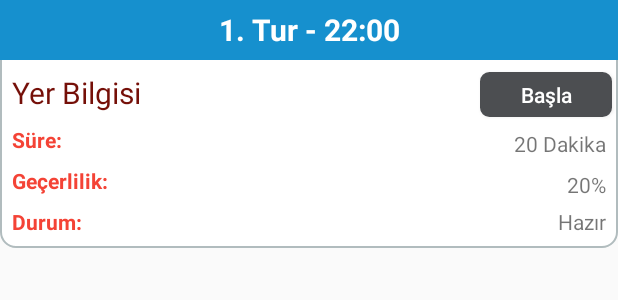
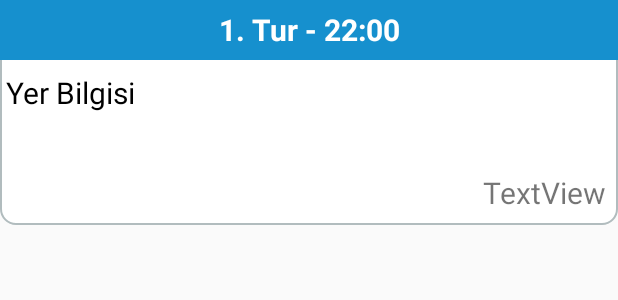
Before and after one commit to olyanren/husnu-telsiz-380, an Android app: the layout fragment_notification.xml on its own in the app's theme, with its tools: preview values and no code run, on a phone screen of 412 x 824 dp. Shown: the top 300 px of the screen. Run offline under Robolectric (Android 15) with nearby library versions, the light colour scheme and no system bars.

Commit message:
problemler çözüldü

```diff
--- a/app/src/main/res/layout/fragment_notification.xml
+++ b/app/src/main/res/layout/fragment_notification.xml
@@ -4,7 +4,7 @@
     xmlns:tools="http://schemas.android.com/tools"
     android:id="@+id/cardView"
     android:layout_width="match_parent"
-    android:layout_height="wrap_content"
+    android:layout_height="150dp"
     android:background="@drawable/layout_border">
 
     <TextView
@@ -21,99 +21,28 @@
         app:layout_constraintStart_toStartOf="parent"
         app:layout_constraintTop_toTopOf="parent" />
 
+
     <TextView
-        android:id="@+id/textView6"
+        android:id="@+id/text_content"
         android:layout_width="wrap_content"
         android:layout_height="wrap_content"
-        android:layout_marginStart="8dp"
+        android:layout_marginStart="4dp"
+        android:textSize="20sp"
         android:layout_marginTop="8dp"
-        android:text="@string/label_time"
-        android:textColor="@color/red"
-        android:textStyle="bold"
+        android:text="@string/demo_text_name"
+        android:textColor="@color/black"
         app:layout_constraintStart_toStartOf="parent"
-        app:layout_constraintTop_toBottomOf="@+id/text_name" />
-
-    <TextView
-        android:id="@+id/textView7"
-        android:layout_width="wrap_content"
-        android:layout_height="wrap_content"
-        android:layout_marginStart="8dp"
-        android:layout_marginTop="8dp"
-        android:text="@string/label_validity"
-        android:textColor="@color/red"
-        android:textStyle="bold"
-        app:layout_constraintBottom_toTopOf="@+id/textView8"
-        app:layout_constraintStart_toStartOf="parent"
-        app:layout_constraintTop_toBottomOf="@+id/textView6" />
-
-    <TextView
-        android:id="@+id/textView8"
-        android:layout_width="wrap_content"
-        android:layout_height="wrap_content"
-        android:layout_marginStart="8dp"
-        android:layout_marginTop="8dp"
-        android:layout_marginBottom="8dp"
-        android:text="@string/label_state"
-        android:textColor="@color/red"
-        android:textStyle="bold"
-        app:layout_constraintBottom_toBottomOf="parent"
-        app:layout_constraintStart_toStartOf="parent"
-        app:layout_constraintTop_toBottomOf="@+id/textView7" />
-
-    <Button
-        android:id="@+id/btn_start_task"
-        android:layout_width="wrap_content"
-        android:layout_height="30dp"
-        android:layout_marginTop="8dp"
-        android:layout_marginEnd="4dp"
-        android:background="@drawable/default_button"
-        android:text="@string/btn_start"
-
-        android:textAllCaps="false"
-        android:textColor="@color/white"
-        app:layout_constraintEnd_toEndOf="parent"
         app:layout_constraintTop_toBottomOf="@+id/text_title" />
 
     <TextView
-        android:id="@+id/text_time"
+        android:id="@+id/textCreatedAt"
         android:layout_width="wrap_content"
         android:layout_height="wrap_content"
-        android:layout_marginTop="8dp"
         android:layout_marginEnd="8dp"
-        android:text="@string/demo_text_time"
-        app:layout_constraintEnd_toEndOf="parent"
-        app:layout_constraintTop_toBottomOf="@+id/btn_start_task" />
-
-    <TextView
-        android:id="@+id/text_gecerlilik"
-        android:layout_width="wrap_content"
-        android:layout_height="wrap_content"
-        android:layout_marginTop="8dp"
-        android:layout_marginEnd="8dp"
-        android:text="@string/demo_text_validity"
-        app:layout_constraintEnd_toEndOf="parent"
-        app:layout_constraintTop_toBottomOf="@+id/text_time" />
-
-    <TextView
-        android:id="@+id/text_state"
-        android:layout_width="wrap_content"
-        android:layout_height="wrap_content"
-        android:layout_marginTop="5dp"
-        android:layout_marginEnd="8dp"
-        android:text="@string/demo_text_state"
-        app:layout_constraintEnd_toEndOf="parent"
-        app:layout_constraintTop_toBottomOf="@+id/text_gecerlilik" />
-
-    <TextView
-        android:id="@+id/text_name"
-        android:layout_width="wrap_content"
-        android:layout_height="wrap_content"
-        android:layout_marginStart="8dp"
-        android:layout_marginTop="8dp"
-        android:text="@string/demo_text_name"
-        android:textColor="@color/red_dark"
+        android:layout_marginBottom="8dp"
+        android:text="TextView"
         android:textSize="20sp"
-        app:layout_constraintStart_toStartOf="parent"
-        app:layout_constraintTop_toBottomOf="@+id/text_title" />
+        app:layout_constraintBottom_toBottomOf="parent"
+        app:layout_constraintEnd_toEndOf="parent" />
 
 </androidx.constraintlayout.widget.ConstraintLayout>
```
Also changed, not shown: app/src/main/java/com/dengetelekom/telsiz/MainActivity.kt (+9 -0 lines), app/src/main/java/com/dengetelekom/telsiz/helpers/DateConverter.java (added, +38 -0 lines), app/src/main/java/com/dengetelekom/telsiz/ui/NotificationViewAdapter.kt (+6 -5 lines), app/src/main/res/navigation/nav_graph.xml (+7 -0 lines).
